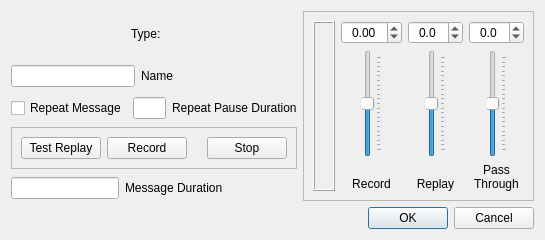
The window that mqt/MqtLogger/txVmExternalButtonDialog.ui (Rsclub22/Minos2-Mirror) describes before a commit, drawn with Qt 5.
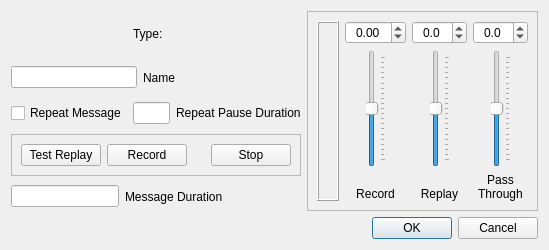
The same window after the commit. Custom widgets are drawn as their Qt base class.

Commit message: Remove duration editting from ext keyer

```diff
--- a/mqt/MqtLogger/txVmExternalButtonDialog.ui
+++ b/mqt/MqtLogger/txVmExternalButtonDialog.ui
@@ -6,8 +6,8 @@
    <rect>
     <x>0</x>
     <y>0</y>
-    <width>545</width>
-    <height>240</height>
+    <width>549</width>
+    <height>250</height>
    </rect>
   </property>
   <property name="windowTitle">
@@ -193,7 +193,11 @@
        <item>
         <layout class="QHBoxLayout" name="horizontalLayout_2">
          <item>
-          <widget class="QLineEdit" name="txVmMessageDur"/>
+          <widget class="QLineEdit" name="txVmMessageDur">
+           <property name="readOnly">
+            <bool>true</bool>
+           </property>
+          </widget>
          </item>
          <item>
           <widget class="QLabel" name="messageDurLbl">
```
The commit also changes 2 other files.
